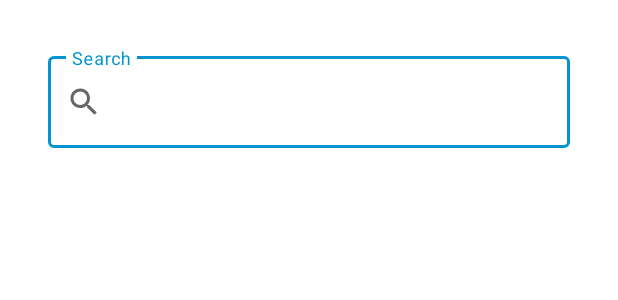
After one commit to LilianBittar/ReadMeAgain, an Android app: the layout fragment_search.xml on its own in the app's theme, with its tools: preview values and no code run, on a phone screen of 412 x 824 dp. The commit adds this screen. Shown: the top 300 px of the screen. Run offline under Robolectric (Android 15) with nearby library versions, the phone set to English and light mode, and no system bars.

Commit message:
Implemented search fragment + book repo + search view model + service generator + search response + search api.

```diff
--- a/app/src/main/java/com/lilianbittar/readmeagain/MainActivity.java
+++ b/app/src/main/java/com/lilianbittar/readmeagain/MainActivity.java
@@ -43,7 +43,7 @@ public class MainActivity extends AppCompatActivity implements bookAdapter.OnCli
 
 
         List<Book> bookList = new ArrayList<>();
-        bookList.add(new Book("Sally",2,"Reshee","Horror","The best book ever", R.drawable.book1));
+        bookList.add(new Book("Sally",2,"Reshee","Horror","The best book ever", "abc"));
         bookAdapter = new bookAdapter(bookList, this);
 
 
--- /dev/null
+++ b/app/src/main/res/drawable/ic_baseline_search_24.xml
@@ -0,0 +1,10 @@
+<vector xmlns:android="http://schemas.android.com/apk/res/android"
+    android:width="24dp"
+    android:height="24dp"
+    android:viewportWidth="24"
+    android:viewportHeight="24"
+    android:tint="?attr/colorControlNormal">
+  <path
+      android:fillColor="@android:color/white"
+      android:pathData="M15.5,14h-0.79l-0.28,-0.27C15.41,12.59 16,11.11 16,9.5 16,5.91 13.09,3 9.5,3S3,5.91 3,9.5 5.91,16 9.5,16c1.61,0 3.09,-0.59 4.23,-1.57l0.27,0.28v0.79l5,4.99L20.49,19l-4.99,-5zM9.5,14C7.01,14 5,11.99 5,9.5S7.01,5 9.5,5 14,7.01 14,9.5 11.99,14 9.5,14z"/>
+</vector>
--- /dev/null
+++ b/app/src/main/res/layout/fragment_search.xml
@@ -0,0 +1,28 @@
+<?xml version="1.0" encoding="utf-8"?>
+<androidx.constraintlayout.widget.ConstraintLayout
+    xmlns:android="http://schemas.android.com/apk/res/android"
+    xmlns:app="http://schemas.android.com/apk/res-auto"
+    xmlns:tools="http://schemas.android.com/tools"
+    android:layout_width="match_parent"
+             android:layout_height="match_parent">
+
+    <com.google.android.material.textfield.TextInputLayout
+        style="@style/Widget.MaterialComponents.TextInputLayout.OutlinedBox"
+        android:layout_width="match_parent"
+        android:layout_height="wrap_content"
+        android:layout_marginStart="32dp"
+        android:layout_marginEnd="32dp"
+        android:layout_marginTop="32dp"
+        android:hint="Search"
+        app:layout_constraintEnd_toEndOf="parent"
+        app:layout_constraintStart_toStartOf="parent"
+        app:layout_constraintTop_toTopOf="parent"
+        app:startIconDrawable="@drawable/ic_baseline_search_24">
+
+        <com.google.android.material.textfield.TextInputEditText
+            android:layout_width="match_parent"
+            android:layout_height="61dp" />
+    </com.google.android.material.textfield.TextInputLayout>
+
+
+</androidx.constraintlayout.widget.ConstraintLayout>
```
Also changed, not shown: app/src/main/java/com/lilianbittar/readmeagain/Network/SearchApi.java (added, +13 -0 lines), app/src/main/java/com/lilianbittar/readmeagain/Network/ServiceGenerator.java (added, +19 -0 lines), app/src/main/java/com/lilianbittar/readmeagain/model/Book.java (+11 -11 lines), app/src/main/java/com/lilianbittar/readmeagain/repo/BookRepo.java (+54 -0 lines), app/src/main/java/com/lilianbittar/readmeagain/response/SearchResponse.java (added, +24 -0 lines), app/src/main/java/com/lilianbittar/readmeagain/view/SearchFragment.java (+11 -1 lines), app/src/main/java/com/lilianbittar/readmeagain/viewModel/SearchViewModel.java (+23 -1 lines), app/src/main/res/navigation/navigation.xml (+7 -1 lines).
